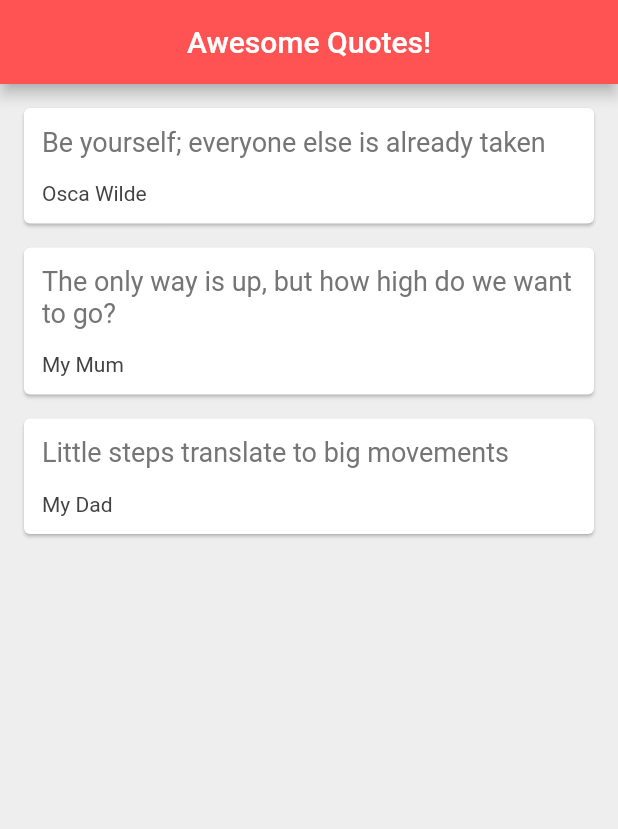
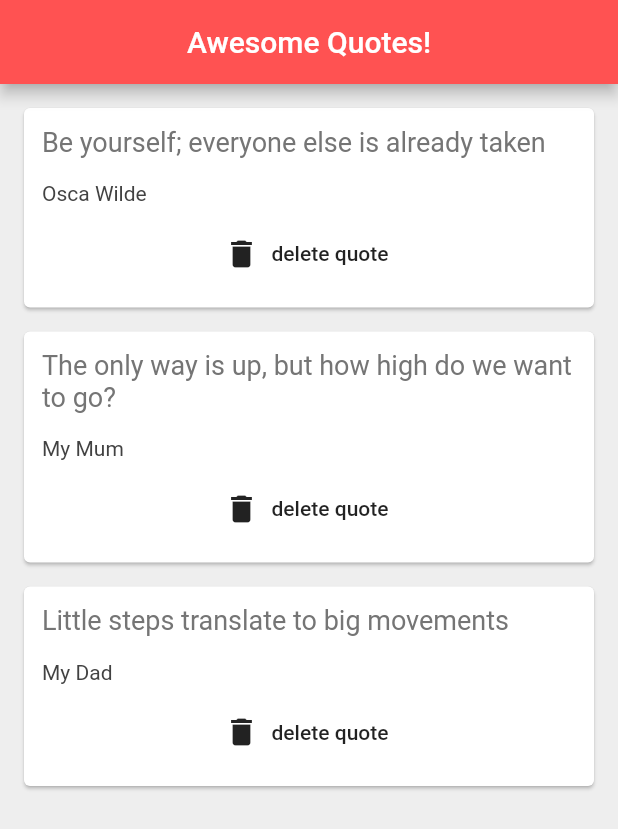
Before and after one commit to TheElectricBlender/hello_flutter, a Flutter app: the screen it shows after launch, on a phone screen of 412 x 824 dp. Shown: the top 829 px of the screen. Run offline on Flutter 3.47's test engine with Material 2 defaults, Android fonts, the phone set to English and light mode, and no system bars.

Commit message:
Extracted widget to new class and added delete function

```diff
--- a/lib/main.dart
+++ b/lib/main.dart
@@ -1,6 +1,7 @@
 import 'package:flutter/cupertino.dart';
 import 'package:flutter/material.dart';
 import 'quote.dart';
+import 'quote_card.dart';
 
 void main() => runApp(MaterialApp(home: QuoteList()));
 
@@ -11,39 +12,14 @@ class QuoteList extends StatefulWidget {
 
 class _QuoteListState extends State<QuoteList> {
   List<Quote> quotes = [
-    Quote(author: 'Osca Wilde', text: 'Be yourself; everyone else is already taken'),
-    Quote(author: 'My Mum', text: 'The only way is up, but how high do we want to go?'),
+    Quote(
+        author: 'Osca Wilde',
+        text: 'Be yourself; everyone else is already taken'),
+    Quote(
+        author: 'My Mum',
+        text: 'The only way is up, but how high do we want to go?'),
     Quote(author: 'My Dad', text: 'Little steps translate to big movements')
   ];
-
-  Widget quoteTemplate(quote) {
-    return Card(
-      margin: EdgeInsets.fromLTRB(16.0, 16.0, 16.0, 0),
-      child: Padding(
-        padding: const EdgeInsets.all(12.0),
-        child: Column(
-          crossAxisAlignment: CrossAxisAlignment.stretch,
-          children: <Widget>[
-            Text(
-              quote.text,
-              style: TextStyle(
-                fontSize: 18.0,
-                color: Colors.grey[600],
-              ),
-            ),
-            SizedBox(height: 16.0),
-            Text(
-              quote.author,
-              style: TextStyle(
-                fontSize: 14.0,
-                color: Colors.grey[800]
-              ),
-            )
-          ],
-        ),
-      )
-    );
-  }
 
   @override
   Widget build(BuildContext context) {
@@ -56,7 +32,15 @@ class _QuoteListState extends State<QuoteList> {
         ),
         body: Column(
           // curly braces to allow accessing of properties
-          children: quotes.map((quote) => quoteTemplate(quote)).toList(),
+          children: quotes
+              .map((quote) => QuoteCard(
+                  quote: quote,
+                  delete: () {
+                    setState(() {
+                      quotes.remove(quote);
+                    });
+                  }))
+              .toList(),
         ));
   }
 }
--- /dev/null
+++ b/lib/quote_card.dart
@@ -0,0 +1,46 @@
+import 'package:flutter/cupertino.dart';
+import 'package:flutter/material.dart';
+import 'quote.dart';
+
+class QuoteCard extends StatelessWidget {
+
+  final Quote quote;
+  final Function delete;
+  QuoteCard({this.quote, this.delete});
+
+  @override
+  Widget build(BuildContext context) {
+    return Card(
+        margin: EdgeInsets.fromLTRB(16.0, 16.0, 16.0, 0),
+        child: Padding(
+          padding: const EdgeInsets.all(12.0),
+          child: Column(
+            crossAxisAlignment: CrossAxisAlignment.stretch,
+            children: <Widget>[
+              Text(
+                quote.text,
+                style: TextStyle(
+                  fontSize: 18.0,
+                  color: Colors.grey[600],
+                ),
+              ),
+              SizedBox(height: 16.0),
+              Text(
+                quote.author,
+                style: TextStyle(
+                    fontSize: 14.0,
+                    color: Colors.grey[800]
+                ),
+              ),
+              SizedBox(height: 8.0),
+              FlatButton.icon(
+                onPressed: delete,
+                label: Text('delete quote'),
+                icon: Icon(Icons.delete),
+              )
+            ],
+          ),
+        )
+    );
+  }
+}
```
